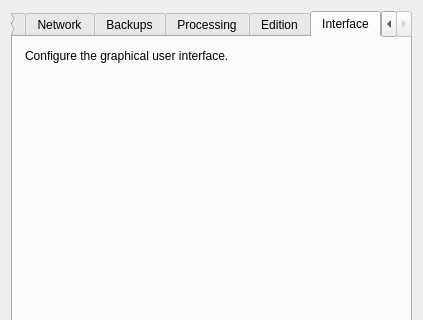
This is designer/preferences.ui in lovac42/anki as Qt 5 draws it before an edit; both pictures show x 0 to 423 and y 0 to 320 of the 423 by 552 pixel window. The edited form follows.
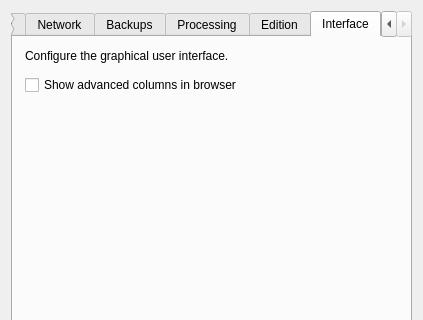
This is the edited form. The open tabs and pages were chosen to show the change.

Commit message: Adding all advanced columns (but fields)

Diff of the .ui file:
```diff
--- a/designer/preferences.ui
+++ b/designer/preferences.ui
@@ -587,6 +587,16 @@
           </property>
          </widget>
         </item>
+       <item>
+        <widget class="QCheckBox" name="advancedColumnsInBrowser">
+         <property name="toolTip">
+          <string>For example, you can see the id of every objects, the 'queue' and 'type' values of cards...</string>
+         </property>
+         <property name="text">
+          <string>Show advanced columns in browser</string>
+         </property>
+        </widget>
+       </item>
         <item>
          <spacer name="verticalSpacer_6">
           <property name="orientation">
```
Lines whose indentation alone changed are shown as unchanged. The commit also changes 2 other files.
